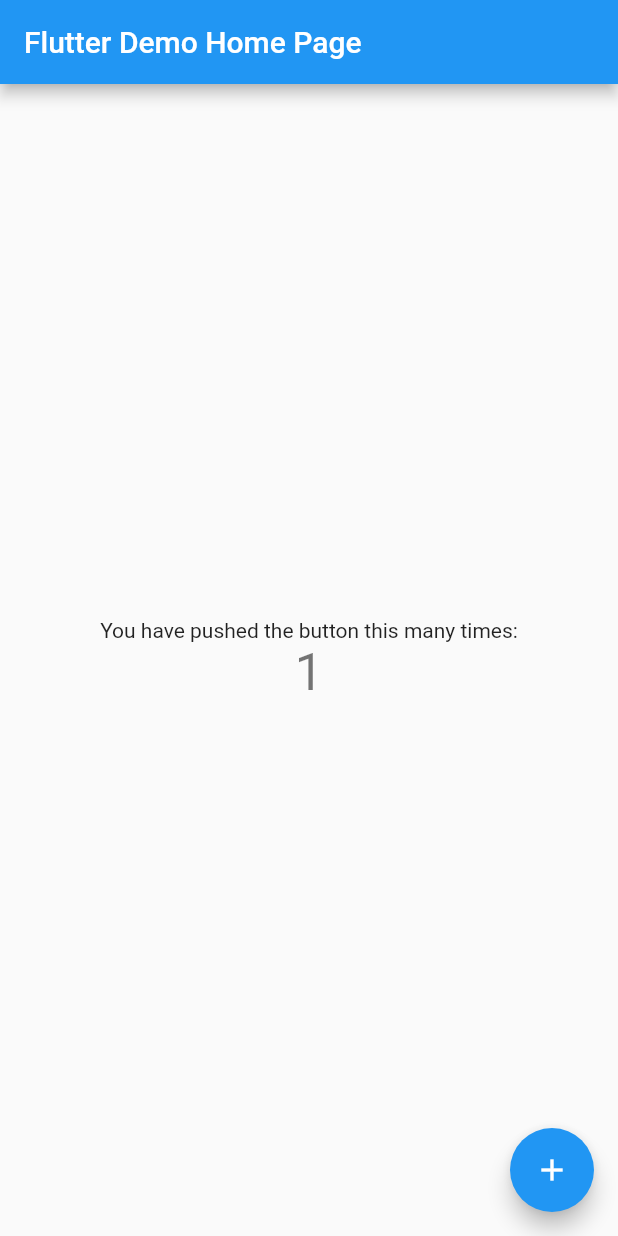
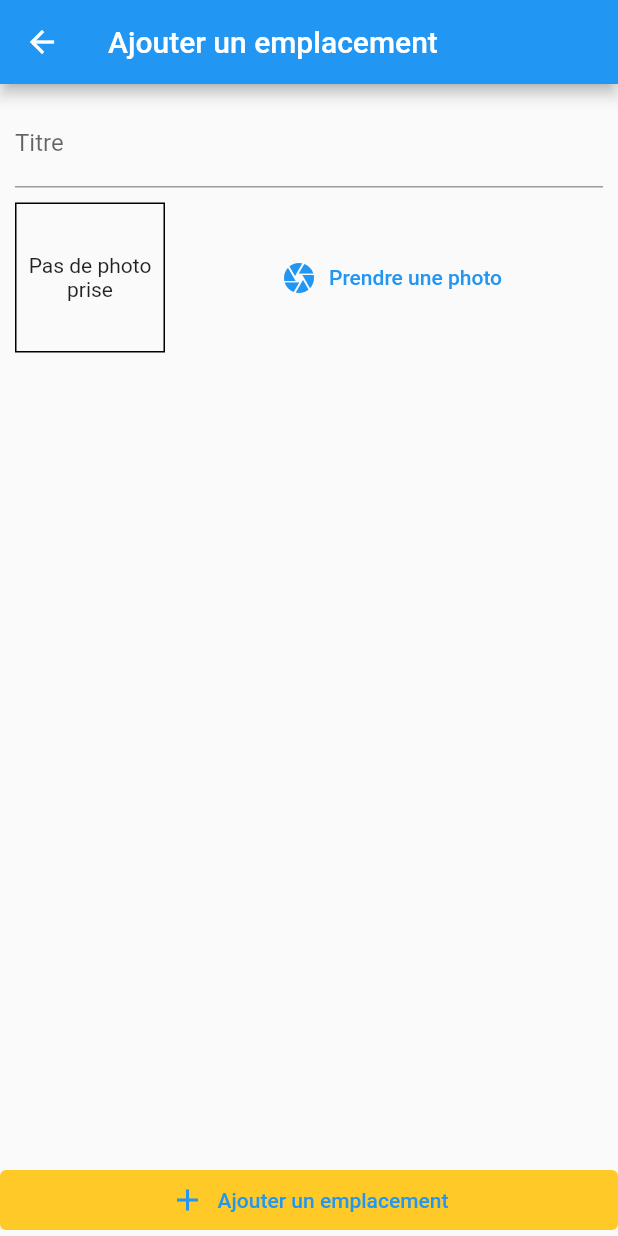
Before and after one commit to Web82-Thom/localisation_app, a Flutter app: the screen it shows after launch, after a tap on the "add" icon, on a phone screen of 412 x 824 dp. Run offline on Flutter 3.47's test engine with Material 2 defaults, Android fonts, the phone set to English and light mode, and no system bars.

Commit message:
create screens home and add place width form

```diff
--- a/lib/main.dart
+++ b/lib/main.dart
@@ -1,113 +1,30 @@
 import 'package:flutter/material.dart';
+import 'package:provider/provider.dart';
+
+import './providers/great_places.dart';
+import './screens/places_list_screen.dart';
+import './screens/add_place_screen.dart';
 
 void main() {
   runApp(MyApp());
 }
 
 class MyApp extends StatelessWidget {
-  // This widget is the root of your application.
   @override
   Widget build(BuildContext context) {
-    return MaterialApp(
-      title: 'Flutter Demo',
-      theme: ThemeData(
-        // This is the theme of your application.
-        //
-        // Try running your application with "flutter run". You'll see the
-        // application has a blue toolbar. Then, without quitting the app, try
-        // changing the primarySwatch below to Colors.green and then invoke
-        // "hot reload" (press "r" in the console where you ran "flutter run",
-        // or simply save your changes to "hot reload" in a Flutter IDE).
-        // Notice that the counter didn't reset back to zero; the application
-        // is not restarted.
-        primarySwatch: Colors.blue,
-      ),
-      home: MyHomePage(title: 'Flutter Demo Home Page'),
-    );
+    return ChangeNotifierProvider.value (
+      value: Greatplaces(),
+        child: MaterialApp(
+        title: 'Flutter Demo',
+        theme: ThemeData(
+          primarySwatch: Colors.blue,
+          accentColor: Colors.amber[400],
+        ),
+        home: PlacesListScreen(),
+          routes: {
+            AddPlaceScreen.routeName: (ctx) => AddPlaceScreen(),
+        }
+        ),
+      );
   }
 }
-
-class MyHomePage extends StatefulWidget {
-  MyHomePage({Key key, this.title}) : super(key: key);
-
-  // This widget is the home page of your application. It is stateful, meaning
-  // that it has a State object (defined below) that contains fields that affect
-  // how it looks.
-
-  // This class is the configuration for the state. It holds the values (in this
-  // case the title) provided by the parent (in this case the App widget) and
-  // used by the build method of the State. Fields in a Widget subclass are
-  // always marked "final".
-
-  final String title;
-
-  @override
-  _MyHomePageState createState() => _MyHomePageState();
-}
-
-class _MyHomePageState extends State<MyHomePage> {
-  int _counter = 0;
-
-  void _incrementCounter() {
-    setState(() {
-      // This call to setState tells the Flutter framework that something has
-      // changed in this State, which causes it to rerun the build method below
-      // so that the display can reflect the updated values. If we changed
-      // _counter without calling setState(), then the build method would not be
-      // called again, and so nothing would appear to happen.
-      _counter++;
-    });
-  }
-
-  @override
-  Widget build(BuildContext context) {
-    // This method is rerun every time setState is called, for instance as done
-    // by the _incrementCounter method above.
-    //
-    // The Flutter framework has been optimized to make rerunning build methods
-    // fast, so that you can just rebuild anything that needs updating rather
-    // than having to individually change instances of widgets.
-    return Scaffold(
-      appBar: AppBar(
-        // Here we take the value from the MyHomePage object that was created by
-        // the App.build method, and use it to set our appbar title.
-        title: Text(widget.title),
-      ),
-      body: Center(
-        // Center is a layout widget. It takes a single child and positions it
-        // in the middle of the parent.
-        child: Column(
-          // Column is also a layout widget. It takes a list of children and
-          // arranges them vertically. By default, it sizes itself to fit its
-          // children horizontally, and tries to be as tall as its parent.
-          //
-          // Invoke "debug painting" (press "p" in the console, choose the
-          // "Toggle Debug Paint" action from the Flutter Inspector in Android
-          // Studio, or the "Toggle Debug Paint" command in Visual Studio Code)
-          // to see the wireframe for each widget.
-          //
-          // Column has various properties to control how it sizes itself and
-          // how it positions its children. Here we use mainAxisAlignment to
-          // center the children vertically; the main axis here is the vertical
-          // axis because Columns are vertical (the cross axis would be
-          // horizontal).
-          mainAxisAlignment: MainAxisAlignment.center,
-          children: <Widget>[
-            Text(
-              'You have pushed the button this many times:',
-            ),
-            Text(
-              '$_counter',
-              style: Theme.of(context).textTheme.headline4,
-            ),
-          ],
-        ),
-      ),
-      floatingActionButton: FloatingActionButton(
-        onPressed: _incrementCounter,
-        tooltip: 'Increment',
-        child: Icon(Icons.add),
-      ), // This trailing comma makes auto-formatting nicer for build methods.
-    );
-  }
-}
--- /dev/null
+++ b/lib/models/place.dart
@@ -0,0 +1,29 @@
+import 'dart:io';
+
+import 'package:flutter/foundation.dart';
+
+class PlaceLocation {
+  final double latitude;
+  final double longitude;
+  final String adress;
+
+  PlaceLocation({
+    @required this.latitude,
+    @required this.longitude,
+    this.adress,
+  });
+}
+
+class Place {
+  final String id;
+  final String title;
+  final PlaceLocation location;
+  final File image;
+
+  Place ({
+    @required this.id,
+    @required this.title,
+    @required this.location,
+    @required this.image,
+  });
+}
--- /dev/null
+++ b/lib/providers/great_places.dart
@@ -0,0 +1,14 @@
+import 'package:flutter/cupertino.dart';
+
+import 'package:flutter/foundation.dart';
+
+import '../models/place.dart';
+
+class Greatplaces with ChangeNotifier {
+  List<Place> _items = [];
+
+  List<Place> get items {
+    return [..._items];
+  }
+
+}
--- /dev/null
+++ b/lib/screens/add_place_screen.dart
@@ -0,0 +1,59 @@
+import 'package:flutter/material.dart';
+
+import '../widgets/image_input.dart';
+
+class AddPlaceScreen extends StatefulWidget {
+  static const routeName = '/add-place';
+
+  @override
+  _AddPlaceScreenState createState() => _AddPlaceScreenState();
+}
+
+class _AddPlaceScreenState extends State<AddPlaceScreen> {
+  final _titleController = TextEditingController();
+
+  @override
+  Widget build(BuildContext context) {
+    return Scaffold(
+      appBar: AppBar(
+        title: Text('Ajouter un emplacement'),
+      ),
+      body: Center(
+        child: Column(
+          mainAxisAlignment: MainAxisAlignment.spaceBetween,
+          crossAxisAlignment: CrossAxisAlignment.stretch,
+          children: <Widget>[
+            Expanded(
+              child: SingleChildScrollView(
+                child: Padding(
+                  padding: EdgeInsets.all(10),
+                  child: Column(
+                    children: <Widget>[
+                      TextField(
+                        decoration: InputDecoration(labelText: 'Titre'),
+                        controller: _titleController,
+                      ),
+                      SizedBox(height: 10,),
+                      ImageInput(),
+                    ],
+                  ),
+                ),
+              )
+            ),
+            TextButton.icon(
+              icon: Icon(Icons.add),
+              label: Text('Ajouter un emplacement'),
+              onPressed: () {},
+              // materialTapTargetSize: MaterialTapTargetSize.shrinkWrap,
+              style : TextButton.styleFrom(
+              elevation: 0,
+              backgroundColor: Theme.of(context).accentColor,
+              ),
+            )
+
+          ],
+        ),
+      ),
+    );
+  }
+}
--- /dev/null
+++ b/lib/screens/places_list_screen.dart
@@ -0,0 +1,25 @@
+import 'package:flutter/material.dart';
+
+import './add_place_screen.dart';
+
+
+class PlacesListScreen extends StatelessWidget {
+  @override
+  Widget build(BuildContext context) {
+    return Scaffold(
+      appBar: AppBar(
+        title: Text('Vos emplacements'),
+        actions: <Widget> [
+          IconButton(
+            icon: Icon(Icons.add),
+            onPressed: () {
+              Navigator.of(context).pushNamed(AddPlaceScreen.routeName);
+            }, )
+        ],
+      ),
+      body: Center(
+        child: CircularProgressIndicator(),
+      ),
+    );
+  }
+}
--- /dev/null
+++ b/lib/widgets/image_input.dart
@@ -0,0 +1,44 @@
+import 'dart:io';
+
+import 'package:flutter/material.dart';
+
+class ImageInput extends StatefulWidget {
+  @override
+  _ImageInputState createState() => _ImageInputState();
+}
+
+class _ImageInputState extends State<ImageInput> {
+File _storedImage;
+
+  @override
+  Widget build(BuildContext context) {
+    return Row(
+      children: [
+        Container(
+          width: 100,
+          height: 100,
+          decoration: BoxDecoration(
+            border: Border.all(width: 1, color: Colors.black),
+          ),
+          child: _storedImage != null ? Image.file(
+            _storedImage,
+            fit: BoxFit.cover,
+            width: double.infinity,
+          ) : Text('Pas de photo prise', textAlign: TextAlign.center,),
+          alignment: Alignment.center,
+        ),
+        SizedBox(width: 10,),
+        Expanded(
+          child: TextButton.icon(
+            icon: Icon(Icons.camera),
+            label: Text('Prendre une photo'),
+            // textColor: Theme.of(context).primaryColor ,
+            style: TextButton.styleFrom(primary: Theme.of(context).primaryColor , ),
+            onPressed: () {},
+          ),
+        ),
+
+      ],
+    );
+  }
+}
--- a/pubspec.yaml
+++ b/pubspec.yaml
@@ -23,6 +23,7 @@
 dependencies:
   flutter:
     sdk: flutter
+  provider: ^5.0.0
 
 
   # The following adds the Cupertino Icons font to your application.
```
Also changed, not shown: lib/screens/place_detail_screen.dart (added), pubspec.lock.
